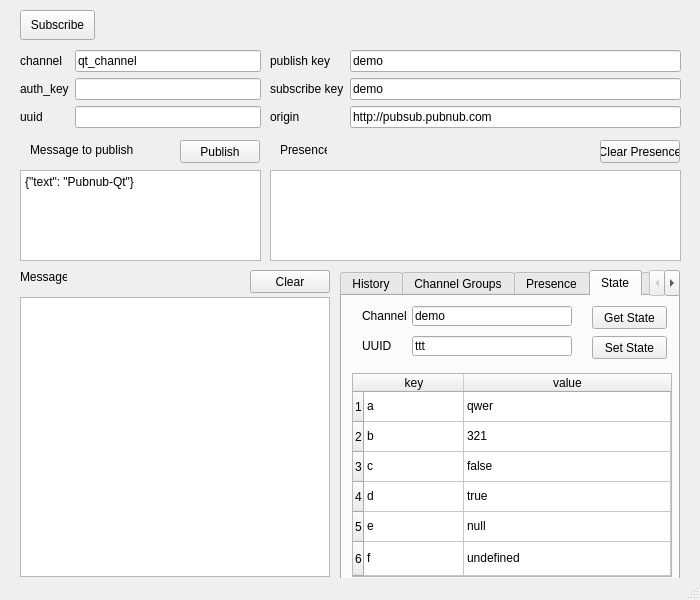
Before: the Qt Designer form qt/console/pubnubconsole.ui in jplflyer/PubNub, drawn with Qt 5.
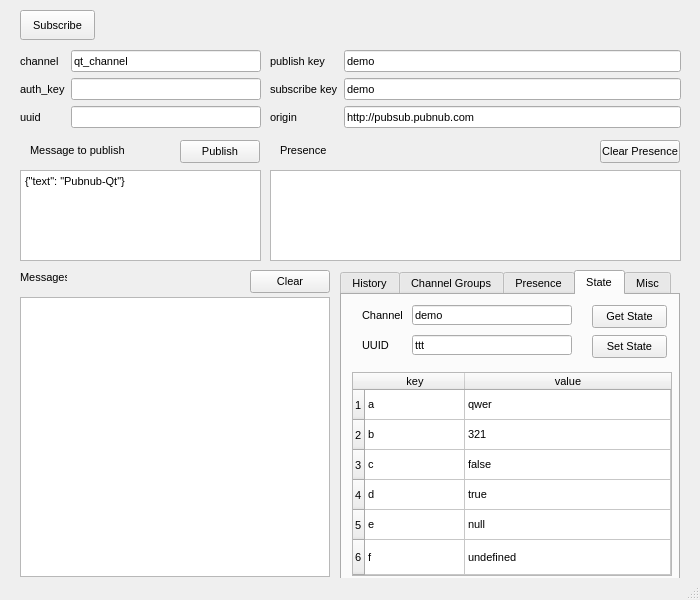
After: the same form once the commit is applied.

Commit message: Explicitly set app font size in Qt Demo Console

```diff
--- a/qt/console/pubnubconsole.ui
+++ b/qt/console/pubnubconsole.ui
@@ -10,6 +10,11 @@
     <height>600</height>
    </rect>
   </property>
+  <property name="font">
+   <font>
+    <pointsize>8</pointsize>
+   </font>
+  </property>
   <property name="windowTitle">
    <string>Pubnub Qt Console</string>
   </property>
```
